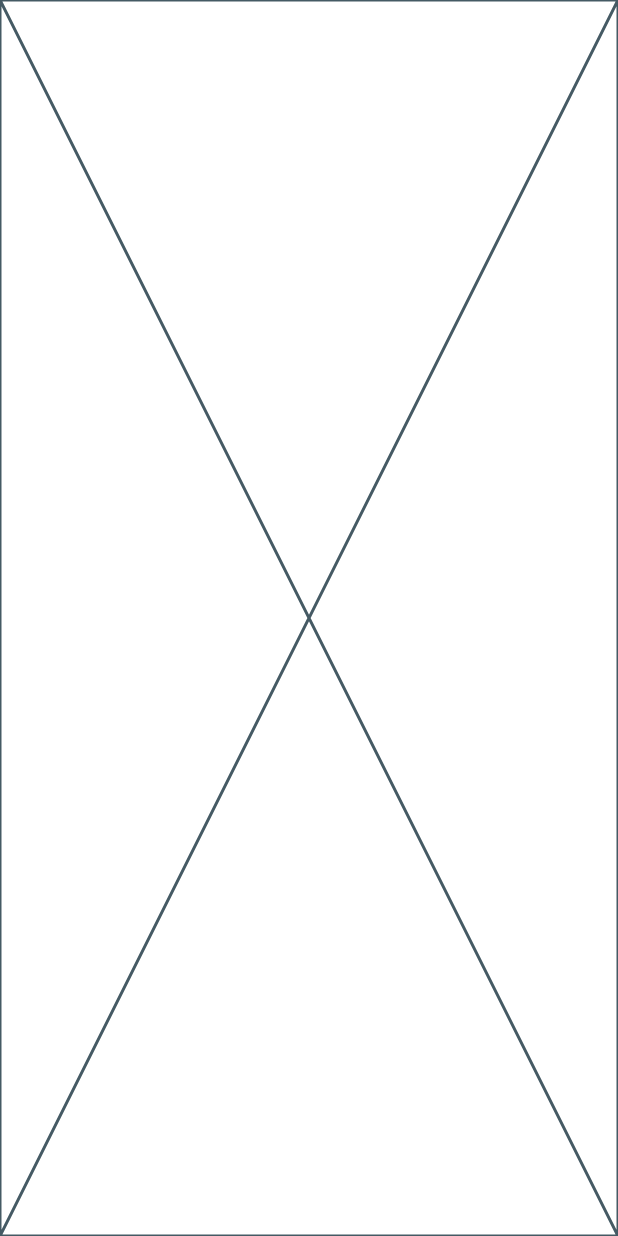
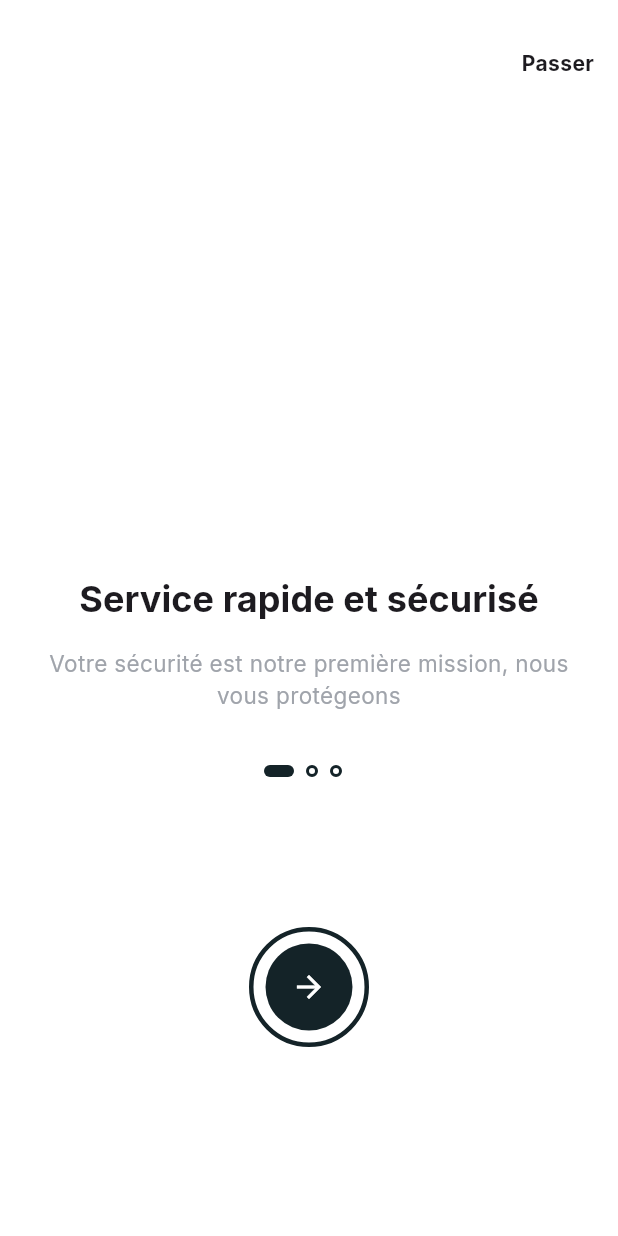
Before and after one commit to fantome1/legrandweb_test_ui, a Flutter app: the screen it shows after launch, on a phone screen of 412 x 824 dp. Run offline on Flutter 3.47's test engine with Material 3 defaults, Android fonts, the phone set to English and light mode, and no system bars; our stand-ins replace country_picker, google_fonts, intl_phone_field.

Commit message:
add intro-page && login form

```diff
--- /dev/null
+++ b/lib/components/buttons.dart
@@ -0,0 +1,47 @@
+import 'package:flutter/material.dart';
+import 'package:google_fonts/google_fonts.dart';
+import 'package:legrandweb_test_ui/utils/constants.dart';
+
+class Buttons {
+  static Widget circularButton(Function()? onPressed) {
+    return GestureDetector(
+      onTap: onPressed,
+      child: Container(
+        width: 80,
+        height: 80,
+        padding: const EdgeInsets.all(8),
+        decoration: BoxDecoration(
+            border: Border.all(color: kPrimaryItemColor, width: 3),
+            shape: BoxShape.circle),
+        child: Container(
+          alignment: Alignment.center,
+          decoration: BoxDecoration(
+            color: kPrimaryItemColor,
+            shape: BoxShape.circle,
+          ),
+          child: const Icon(
+            Icons.arrow_forward,
+            color: Colors.white,
+          ),
+        ),
+      ),
+    );
+  }
+
+  static Widget authButton(Function()? onPressed, String text) {
+    return ElevatedButton(
+      onPressed: onPressed,
+      style: ElevatedButton.styleFrom(
+          backgroundColor: const Color(0xFF4CB050),
+          foregroundColor: Colors.white,
+          fixedSize: const Size(376, 58),
+          shape: RoundedRectangleBorder(
+            borderRadius: BorderRadius.circular(15),
+          )),
+      child: Text(
+        text,
+        style: GoogleFonts.inter(fontSize: 18, fontWeight: FontWeight.w800),
+      ),
+    );
+  }
+}
--- a/lib/main.dart
+++ b/lib/main.dart
@@ -14,11 +14,11 @@ class MyApp extends StatelessWidget {
   Widget build(BuildContext context) {
     return MaterialApp(
       title: 'Test UI',
+      debugShowCheckedModeBanner: false,
       theme: ThemeData(
-        colorScheme: ColorScheme.fromSeed(seedColor: Colors.deepPurple),
-        useMaterial3: true,
-      ),
-      home: const IntroPage(),
+          useMaterial3: true,
+          appBarTheme: const AppBarTheme(backgroundColor: Colors.white)),
+      home: const SafeArea(child: IntroPage()),
     );
   }
 }
--- /dev/null
+++ b/lib/models/intro_content.dart
@@ -0,0 +1,32 @@
+class IntroContent {
+  String title;
+  String description;
+  String imageUrl;
+
+  IntroContent({
+    required this.title,
+    required this.description,
+    required this.imageUrl,
+  });
+}
+
+List<IntroContent> introductionDataList = [
+  IntroContent(
+    title: 'Service rapide et sécurisé',
+    description:
+        'Votre sécurité est notre première mission, nous vous protégeons',
+    imageUrl: 'no-image-url',
+  ),
+  IntroContent(
+    title: 'Service rapide et sécurisé',
+    description:
+        'Votre sécurité est notre première mission, nous vous protégeons',
+    imageUrl: 'no-image-url',
+  ),
+  IntroContent(
+    title: 'Service rapide et sécurisé',
+    description:
+        'Votre sécurité est notre première mission, nous vous protégeons',
+    imageUrl: 'no-image-url',
+  ),
+];
--- a/lib/pages/intro_page.dart
+++ b/lib/pages/intro_page.dart
@@ -1,4 +1,10 @@
 import 'package:flutter/material.dart';
+import 'package:google_fonts/google_fonts.dart';
+import 'package:legrandweb_test_ui/components/buttons.dart';
+import 'package:legrandweb_test_ui/models/intro_content.dart';
+import 'package:legrandweb_test_ui/pages/login_page.dart';
+import 'package:legrandweb_test_ui/utils/constants.dart';
+import 'package:legrandweb_test_ui/utils/functions.dart';
 
 class IntroPage extends StatefulWidget {
   const IntroPage({super.key});
@@ -8,8 +14,142 @@ class IntroPage extends StatefulWidget {
 }
 
 class _IntroPageState extends State<IntroPage> {
+  PageController? _pageController;
+  int _pageIndex = 0;
+
+  @override
+  void initState() {
+    _pageController = PageController(initialPage: 0);
+    super.initState();
+  }
+
+  @override
+  void dispose() {
+    _pageController!.dispose();
+    super.dispose();
+  }
+
   @override
   Widget build(BuildContext context) {
-    return const Placeholder();
+    return Scaffold(
+      backgroundColor: Colors.white,
+      body: Padding(
+        padding: const EdgeInsets.symmetric(horizontal: 16, vertical: 32),
+        child: Column(
+          children: [
+            Align(
+              alignment: Alignment.topRight,
+              child: Text(
+                'Passer',
+                style: GoogleFonts.inter(
+                    fontWeight: FontWeight.w700, fontSize: 14),
+              ),
+            ),
+            const SizedBox(height: 30),
+            Container(
+              height: MediaQuery.of(context).size.height * 0.5,
+              decoration: BoxDecoration(
+                borderRadius: BorderRadius.circular(10),
+              ),
+              child: PageView.builder(
+                controller: _pageController,
+                onPageChanged: (index) {
+                  setState(() {
+                    _pageIndex = index;
+                  });
+                },
+                itemCount: introductionDataList.length,
+                itemBuilder: (context, index) => IntroductionContentWidget(
+                    intro: introductionDataList[index]),
+              ),
+            ),
+            const SizedBox(height: 16),
+            Row(
+              mainAxisAlignment: MainAxisAlignment.center,
+              children: [
+                ...List.generate(
+                    introductionDataList.length,
+                    (index) => Padding(
+                          padding: const EdgeInsets.only(right: 8.0),
+                          child: DotIndicator(
+                            isActive: index == _pageIndex,
+                          ),
+                        )),
+              ],
+            ),
+            const SizedBox(height: 100),
+            Buttons.circularButton(
+              () => MyFunctions.changePageWithoutAnimation(
+                  context, const LoginPage()),
+            ),
+          ],
+        ),
+      ),
+    );
   }
 }
+
+class IntroductionContentWidget extends StatelessWidget {
+  final IntroContent intro;
+  const IntroductionContentWidget({
+    super.key,
+    required this.intro,
+  });
+
+  @override
+  Widget build(BuildContext context) {
+    return Column(
+      children: [
+        const SizedBox(height: 300),
+        Text(
+          intro.title,
+          style: GoogleFonts.inter(
+            fontSize: 24,
+            fontWeight: FontWeight.w700,
+            letterSpacing: 0.05,
+          ),
+          textAlign: TextAlign.center,
+        ),
+        const SizedBox(
+          height: 16,
+        ),
+        Text(
+          intro.description,
+          textAlign: TextAlign.center,
+          style: GoogleFonts.inter(
+              fontSize: 15,
+              color: const Color(0xFfA0A4AB),
+              fontWeight: FontWeight.w400),
+        ),
+        const Spacer(),
+      ],
+    );
+  }
+}
+
+class DotIndicator extends StatelessWidget {
+  const DotIndicator({
+    this.isActive = false,
+    super.key,
+  });
+
+  final bool isActive;
+
+  @override
+  Widget build(BuildContext context) {
+    return AnimatedContainer(
+      duration: const Duration(milliseconds: 300),
+      height: 8,
+      width: isActive ? 20 : 8,
+      decoration: BoxDecoration(
+        color: isActive ? kPrimaryItemColor : null,
+        border: isActive
+            ? null
+            : Border.all(
+                color: isActive ? const Color(0xFFE8F1FF) : kPrimaryItemColor,
+                width: isActive ? 1 : 2),
+        borderRadius: BorderRadius.circular(8),
+      ),
+    );
+  }
+}
--- /dev/null
+++ b/lib/utils/constants.dart
@@ -0,0 +1,4 @@
+import 'package:flutter/material.dart';
+
+Color kPrimaryItemColor = const Color(0xFF142328);
+Color kTextColor = const Color(0xFF26424C);
```
Also changed, not shown: lib/components/forms.dart (added, +93 -0 lines), lib/pages/login_page.dart (added, +115 -0 lines), lib/utils/functions.dart (added, +15 -0 lines), lib/utils/number_formatter.dart (added, +28 -0 lines), pubspec.yaml (+11 -4 lines), assets/fonts/Product-Sans-Bold-Italic.ttf (added), assets/fonts/Product-Sans-Bold.ttf (added), assets/fonts/Product-Sans-Italic.ttf (added), assets/fonts/Product-Sans-Regular.ttf (added), pubspec.lock, 7 other files.
